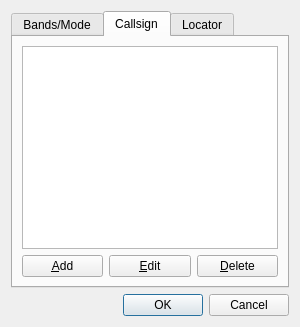
Qt form mqt/MqtBase/clusterclientfilterdialog.ui (Rsclub22/Minos2-Mirror) before a commit.
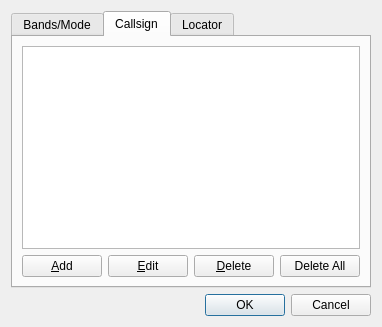
The same form after that commit. The open tabs and pages were chosen to show the change.

```diff
--- a/mqt/MqtBase/clusterclientfilterdialog.ui
+++ b/mqt/MqtBase/clusterclientfilterdialog.ui
@@ -265,6 +265,13 @@
            </property>
           </widget>
          </item>
+         <item>
+          <widget class="QPushButton" name="callsignDelAllButton">
+           <property name="text">
+            <string>Delete All</string>
+           </property>
+          </widget>
+         </item>
         </layout>
        </item>
       </layout>
```
Left out of the diff: 9 changed lines with no effect on the pictures.
